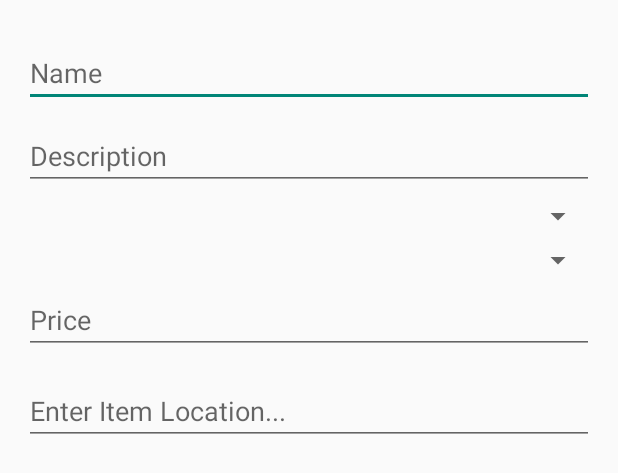
After one commit to afraga/MyCarClub, an Android app: the layout activity_ad_creation.xml on its own in the app's theme, with its tools: preview values and no code run, on a phone screen of 412 x 824 dp. The commit adds this screen. Shown: the top 473 px of the screen. Run offline under Robolectric (Android 15) with nearby library versions, the phone set to English and light mode, and no system bars.

Commit message:
Initial support for the creation of Market Place ads.

```diff
--- a/app/src/main/java/com/id2p/mycarclub/MyCarClubApplication.java
+++ b/app/src/main/java/com/id2p/mycarclub/MyCarClubApplication.java
@@ -2,6 +2,7 @@ package com.id2p.mycarclub;
 
 import android.app.Application;
 
+import com.id2p.mycarclub.model.Ad;
 import com.id2p.mycarclub.model.Event;
 import com.id2p.mycarclub.model.EventRegistration;
 import com.id2p.mycarclub.model.Route;
@@ -25,6 +26,7 @@ public class MyCarClubApplication extends Application {
         ParseObject.registerSubclass(Event.class);
         ParseObject.registerSubclass(EventRegistration.class);
         ParseObject.registerSubclass(Route.class);
+        ParseObject.registerSubclass(Ad.class);
 
         // Enable Local Datastore
         Parse.enableLocalDatastore(this);
--- a/app/src/main/java/com/id2p/mycarclub/view/BaseDrawerActivity.java
+++ b/app/src/main/java/com/id2p/mycarclub/view/BaseDrawerActivity.java
@@ -77,6 +77,9 @@ public class BaseDrawerActivity extends ActionBarActivity {
                         break;
                     case 6:
                         Toast.makeText(BaseDrawerActivity.this, "Market Place", Toast.LENGTH_SHORT).show();
+                        Intent adIntent = new Intent(getApplicationContext(), AdCreationActivity.class);
+                        startActivity(adIntent);
+                        finish();
                         break;
                     case 7:
                         Toast.makeText(BaseDrawerActivity.this, "Logout", Toast.LENGTH_SHORT).show();
--- a/app/src/main/java/com/id2p/mycarclub/view/EventCreationActivity.java
+++ b/app/src/main/java/com/id2p/mycarclub/view/EventCreationActivity.java
@@ -67,7 +67,7 @@ public class EventCreationActivity extends BaseDrawerActivity
     private static final int GOOGLE_API_CLIENT_ID = 0;
     private GoogleApiClient googleApiClient = null;
     private PlaceArrayAdapter placeArrayAdapter = null;
-    private static final LatLngBounds BOUNDS_MOUNTAIN_VIEW = new LatLngBounds(
+    private static final LatLngBounds BOUNDS_NORTH_AMERICA = new LatLngBounds(
             new LatLng(28.70, -127.50), new LatLng(48.85, -55.90));
     private static final String LOG_TAG = "EventCreationActivity";
 
@@ -172,7 +172,7 @@ public class EventCreationActivity extends BaseDrawerActivity
             routeList = (ListView) findViewById(R.id.routeList);
 
             // set data adapters
-            placeArrayAdapter = new PlaceArrayAdapter(this, android.R.layout.simple_list_item_1, BOUNDS_MOUNTAIN_VIEW, null);
+            placeArrayAdapter = new PlaceArrayAdapter(this, android.R.layout.simple_list_item_1, BOUNDS_NORTH_AMERICA, null);
             addressText.setAdapter(placeArrayAdapter);
 
             parseGeoPointListAdapter = new ArrayAdapter<Route>(getApplicationContext(), android.R.layout.simple_list_item_1, parseGeoPointList);
--- /dev/null
+++ b/app/src/main/res/layout/activity_ad_creation.xml
@@ -0,0 +1,153 @@
+<android.support.v4.widget.DrawerLayout
+    xmlns:android="http://schemas.android.com/apk/res/android"
+    xmlns:tools="http://schemas.android.com/tools"
+    android:id="@+id/drawer_layout"
+    android:layout_width="match_parent"
+    android:layout_height="match_parent">
+
+    <!-- The main content view -->
+    <RelativeLayout xmlns:android="http://schemas.android.com/apk/res/android"
+        xmlns:tools="http://schemas.android.com/tools"
+        android:layout_width="match_parent"
+        android:layout_height="match_parent"
+        android:paddingLeft="@dimen/activity_horizontal_margin"
+        android:paddingRight="@dimen/activity_horizontal_margin"
+        android:paddingTop="@dimen/activity_vertical_margin"
+        android:paddingBottom="@dimen/activity_vertical_margin"
+        tools:context=".AdCreationActivity">
+
+        <LinearLayout xmlns:android="http://schemas.android.com/apk/res/android"
+            xmlns:tools="http://schemas.android.com/tools"
+            android:layout_width="fill_parent"
+            android:layout_height="fill_parent"
+            android:layout_gravity="center"
+            android:orientation="vertical"
+            tools:context=".LinearLayout" >
+
+            <LinearLayout
+                android:layout_width="fill_parent"
+                android:layout_height="wrap_content"
+                android:orientation="horizontal"
+                android:paddingTop="10dp">
+
+                <EditText
+                    android:id="@+id/adName"
+                    android:layout_width="match_parent"
+                    android:layout_height="wrap_content"
+                    android:paddingTop="10dp"
+                    android:hint="Name"/>
+
+            </LinearLayout>
+
+            <LinearLayout
+                android:layout_width="fill_parent"
+                android:layout_height="wrap_content"
+                android:orientation="horizontal"
+                android:paddingTop="10dp">
+
+                <EditText
+                    android:id="@+id/adDescription"
+                    android:layout_width="match_parent"
+                    android:layout_height="wrap_content"
+                    android:singleLine="false"
+                    android:maxLines="3"
+                    android:hint="Description"/>
+
+            </LinearLayout>
+
+            <LinearLayout
+                android:layout_width="fill_parent"
+                android:layout_height="wrap_content"
+                android:orientation="horizontal"
+                android:paddingTop="5dp">
+
+                <Spinner
+                    android:id="@+id/adType"
+                    android:layout_width="match_parent"
+                    android:layout_height="wrap_content"/>
+
+            </LinearLayout>
+
+            <LinearLayout
+                android:layout_width="fill_parent"
+                android:layout_height="wrap_content"
+                android:orientation="horizontal"
+                android:paddingTop="5dp">
+
+                <Spinner
+                    android:id="@+id/adCategory"
+                    android:layout_width="match_parent"
+                    android:layout_height="wrap_content"/>
+
+            </LinearLayout>
+
+            <LinearLayout
+                android:layout_width="fill_parent"
+                android:layout_height="wrap_content"
+                android:orientation="horizontal"
+                android:paddingTop="5dp">
+
+                <EditText
+                    android:id="@+id/adPrice"
+                    android:layout_width="match_parent"
+                    android:layout_height="wrap_content"
+                    android:inputType="numberDecimal"
+                    android:hint="Price"/>
+
+            </LinearLayout>
+
+            <LinearLayout
+                android:layout_width="fill_parent"
+                android:layout_height="wrap_content"
+                android:orientation="horizontal"
+                android:paddingTop="5dp">
+
+                <AutoCompleteTextView
+                    android:layout_width="0dp"
+                    android:layout_height="wrap_content"
+                    android:id="@+id/adItemLocationText"
+                    android:hint="Enter Item Location..."
+                    android:layout_gravity="center_horizontal"
+                    android:layout_weight="0.60"
+                    android:paddingTop="20dp" />
+
+            </LinearLayout>
+
+            <LinearLayout
+                android:layout_width="fill_parent"
+                android:layout_height="wrap_content"
+                android:orientation="horizontal"
+                android:paddingTop="10px">
+
+                <GridView
+                    android:id="@+id/thumbsGrid"
+                    android:layout_width="match_parent"
+                    android:layout_height="match_parent"
+                    android:columnWidth="90dp"
+                    android:numColumns="auto_fit"
+                    android:verticalSpacing="10dp"
+                    android:horizontalSpacing="10dp"
+                    android:stretchMode="columnWidth"
+                    android:gravity="center">
+
+
+
+
+               </GridView>
+
+            </LinearLayout>
+
+
+        </LinearLayout>
+
+    </RelativeLayout>
+
+    <!-- Side navigation drawer UI -->
+    <ListView
+        android:id="@+id/navList"
+        android:layout_width="240dp"
+        android:layout_height="match_parent"
+        android:layout_gravity="left|start"
+        android:background="#aaaaaaaa"/>
+
+</android.support.v4.widget.DrawerLayout>
```
Also changed, not shown: app/src/main/java/com/id2p/mycarclub/model/Ad.java (added, +84 -0 lines), app/src/main/java/com/id2p/mycarclub/utils/ImageAdapter.java (added, +68 -0 lines), app/src/main/java/com/id2p/mycarclub/view/AdCreationActivity.java (added, +419 -0 lines), app/src/main/res/menu/menu_ad_creation.xml (added, +7 -0 lines).
